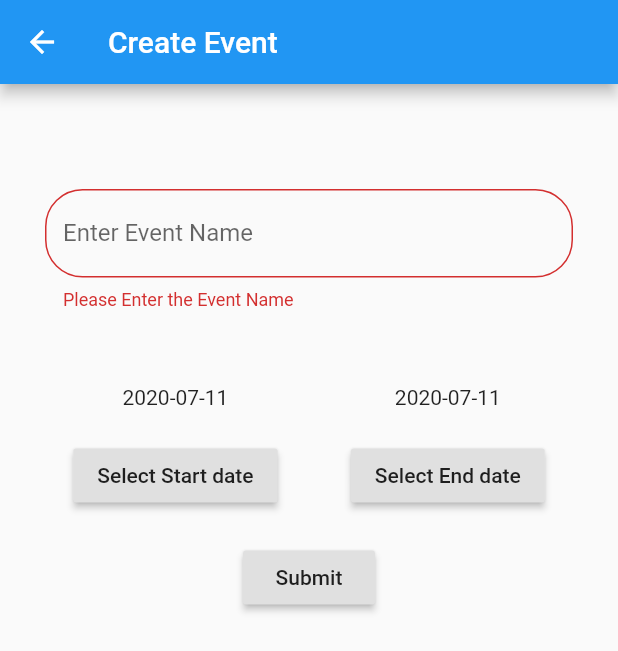
After one commit to Prash2002/events_firebase, a Flutter app: the CreateEvent screen opened directly, after a tap on "Submit", on a phone screen of 412 x 824 dp. The commit adds this screen. Shown: the top 651 px of the screen. Run offline on Flutter 3.47's test engine with Material 2 defaults, Android fonts, the phone set to English and light mode, and no system bars; our stand-ins replace cloud_firestore, flutter_datetime_picker; accounts and stored records are empty.

Commit message:
Create Event

```diff
--- /dev/null
+++ b/lib/createevent.dart
@@ -0,0 +1,140 @@
+import 'package:cloud_firestore/cloud_firestore.dart';
+import 'package:flutter/material.dart';
+import 'package:flutter_datetime_picker/flutter_datetime_picker.dart';
+
+class CreateEvent extends StatefulWidget {
+  @override
+  _CreateEventState createState() => _CreateEventState();
+}
+
+class _CreateEventState extends State<CreateEvent> {
+  final _form = GlobalKey<FormState>();
+  String eventName;
+  DateTime startDate = DateTime.now();
+  DateTime endDate = DateTime.now();
+  DateTime arrayDate = DateTime.now();
+
+  final eventsRef = Firestore.instance.collection("events");
+  List eventDates=[];
+
+  createEventinFirebase() async{
+      await eventsRef.add({
+        'name': eventName,
+        'eventDates': eventDates,
+      });
+  }
+
+  startDatePicker(BuildContext context){
+    DatePicker.showDateTimePicker(
+      context,
+      showTitleActions: true,
+      minTime: DateTime(2020, 1, 1),
+      maxTime: DateTime(2025, 12, 31),
+      onConfirm: (date) {
+        setState(() {
+        startDate = date;
+        });
+      },
+      );
+  }
+  endDatePicker(BuildContext context){
+    DatePicker.showDateTimePicker(
+      context,
+      showTitleActions: true,
+      minTime: DateTime(2020, 1, 1),
+      maxTime: DateTime(2025, 12, 31),
+      onConfirm: (date) {
+        setState(() {
+        endDate = date;
+        });
+      },
+      );
+  }
+  @override
+  Widget build(BuildContext context) {
+    return Scaffold(
+      appBar: AppBar(
+        title: Text('Create Event')
+      ),
+      body: Form(
+        key: _form,
+        child: Column(
+          children: <Widget>[
+            SizedBox(height: 40),
+            Padding(
+              padding: const EdgeInsets.all(30.0),
+              child: TextFormField(
+                decoration: InputDecoration(
+                  labelText: 'Enter Event Name',
+                  border: OutlineInputBorder(
+                  borderRadius: BorderRadius.circular(25.0),
+                  borderSide: BorderSide(
+                  ),
+                )),
+                onSaved: (newValue) {
+                  setState(() {
+                    eventName = newValue;
+                  });
+                  print(eventName);
+                },
+                // autovalidate: true,
+                validator: (value) {
+                  if(value.isEmpty){
+                    return 'Please Enter the Event Name';
+                  }
+                  else return null;
+                },
+              ),
+            ),
+            SizedBox(height: 20),
+            Row(
+              mainAxisAlignment: MainAxisAlignment.spaceEvenly,
+              children: <Widget>[
+                Column(
+                  children: <Widget>[
+                    Text(startDate.toLocal().toString().split(' ')[0]),
+                    SizedBox(height: 20.0,),
+                    RaisedButton(
+                      onPressed: () => startDatePicker(context),
+                      child: Text('Select Start date'),
+                    ),
+                  ],
+                ),
+                Column(
+                  children: <Widget>[
+                    Text(endDate.toLocal().toString().split(' ')[0]),
+                    SizedBox(height: 20.0,),
+                    RaisedButton(
+                      onPressed: () => endDatePicker(context),
+                      child: Text('Select End date'),
+                    ),
+                  ],
+                ),
+              ],
+            ),
+            SizedBox(height: 20),
+            RaisedButton(onPressed: () async{
+                _form.currentState.save();
+                if (_form.currentState.validate()){
+                  // print(eventName);
+                  // print(startDate);
+                  // print(endDate);
+                  arrayDate= startDate;
+                  eventDates.add(arrayDate);
+                  for(int i=startDate.day; i< endDate.day; i++){
+                    arrayDate=arrayDate.add(Duration(days: 1));
+                    eventDates.add(arrayDate);
+                  }
+                  print(eventDates);
+                  await createEventinFirebase();
+                  Navigator.pop(context);
+                }
+              },
+              child: Text('Submit'),
+            )
+          ],
+        ),
+      )
+    );
+  }
+}
--- a/lib/getevent.dart
+++ b/lib/getevent.dart
@@ -28,10 +28,10 @@ class _EventState extends State<Event> {
           }
           List events=[];
           snapshot.data.documents.forEach((element) {
-            print(element.data);
+            // print(element.data);
             events.add(element.data);
           });
-          print(events);
+          // print(events);
            if(events.length==0){
             return Center(child: Text('No Events Available :('));
           }
--- a/lib/main.dart
+++ b/lib/main.dart
@@ -1,3 +1,4 @@
+import 'package:firebasetodo/createevent.dart';
 import 'package:flutter/material.dart';
 import 'package:flutter_datetime_picker/flutter_datetime_picker.dart';
 import 'getevent.dart';
@@ -51,6 +52,11 @@ class _HomeState extends State<Home> {
         child: Column(
           mainAxisSize: MainAxisSize.min,
           children: <Widget>[
+            RaisedButton(
+              onPressed: () => Navigator.push(context, MaterialPageRoute(builder: (context) => CreateEvent())),
+              child: Text('Create Event'),
+            ),
+            SizedBox(height: 20.0,),
             Text(selectedDate.toLocal().toString()),
             SizedBox(height: 20.0,),
             RaisedButton(
```
